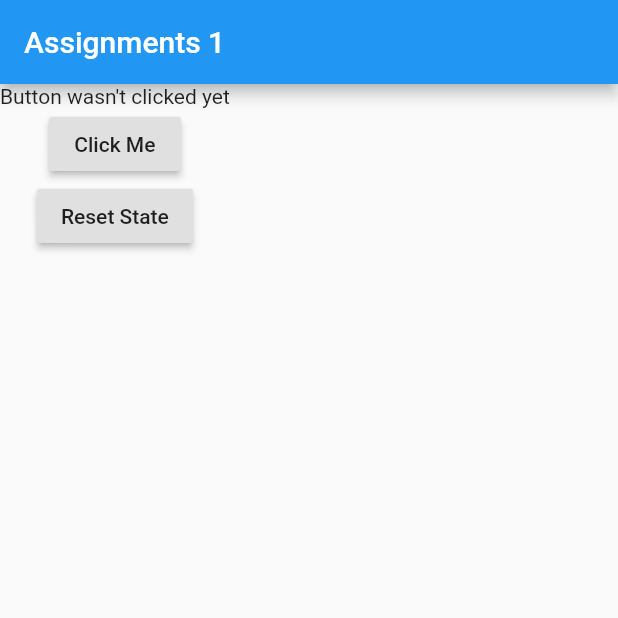
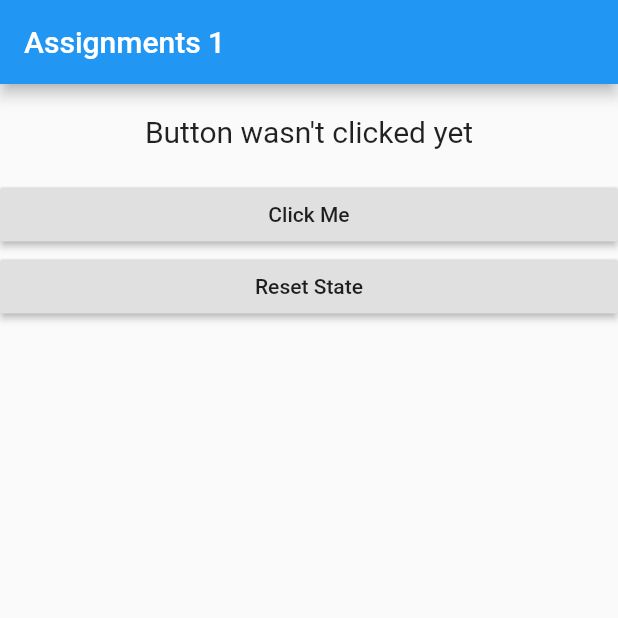
Before and after one commit to Strahivan/flutter_first_assignment_academind, a Flutter app: the screen it shows after launch, on a phone screen of 412 x 824 dp, the top half of it. Run offline on Flutter 3.47's test engine with Material 2 defaults, Android fonts, the phone set to English and light mode, and no system bars; Roboto replaces fonts that are missing (Barlow).

Commit message:
added basic styling

```diff
--- a/lib/text.dart
+++ b/lib/text.dart
@@ -1,9 +1,8 @@
 import 'package:flutter/material.dart';
 
 // This class is a simple Text-Widget
-// It basically only takes the text and returns it back
+// It basically only takes the text and returns it back with a container
 class TEXTCLASS extends StatelessWidget {
-
   // Store text in a variable
   var textstate;
 
@@ -12,6 +11,15 @@ class TEXTCLASS extends StatelessWidget {
 
   // Needed build function for this widget
   Widget build(BuildContext context) {
-    return Text(this.textstate);
+    return Container(
+      width: double.infinity,
+      margin: EdgeInsets.all(20),
+      child: Text(this.textstate,
+          style: TextStyle(
+            fontFamily: "Barlow",
+            fontSize: 20,
+          ),
+          textAlign: TextAlign.center),
+    );
   }
 }
--- a/lib/textcontrol.dart
+++ b/lib/textcontrol.dart
@@ -15,6 +15,7 @@ class TEXTCONTROLLCLASS extends StatelessWidget {
   // Needed build function for this widget
   Widget build(BuildContext context) {
     return Container(
+      width: double.infinity,
         child: RaisedButton(
             onPressed: TextMethod,
             child: Text(ButtonText)
```
